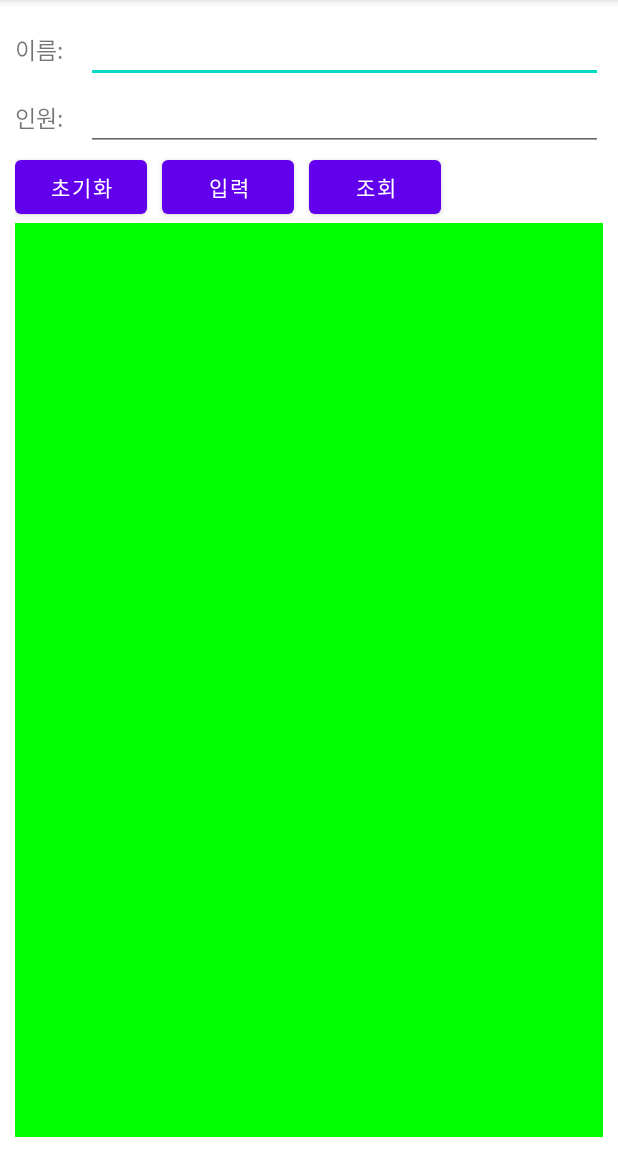
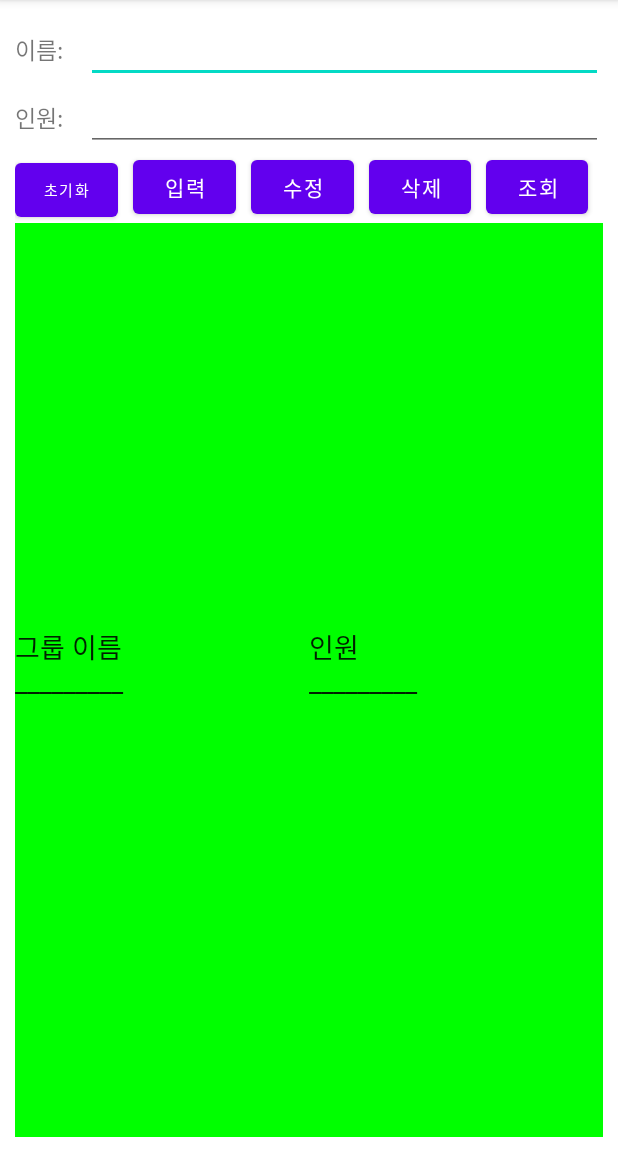
Before and after one commit to khjkhj0329/Project12_2, an Android app: the screen it shows after launch (MainActivity), after a tap on "초기화", on a phone screen of 412 x 824 dp, the part 84-1236 px from its top. Run offline under Robolectric (Android 15) with nearby library versions, the phone set to English and light mode, and no system bars.

Commit message:
edit MainActivity.java(직접풀어보기12_2) Commit

```diff
--- a/app/src/main/java/kr/hs/emirim/w2029/project12_2/MainActivity.java
+++ b/app/src/main/java/kr/hs/emirim/w2029/project12_2/MainActivity.java
@@ -29,13 +29,34 @@ public class MainActivity extends AppCompatActivity {
         Button btnInit = findViewById(R.id.btn_init);
         Button btnInput = findViewById(R.id.btn_input);
         Button btnSearch = findViewById(R.id.btn_search);
+        Button btnUpdate = findViewById(R.id.btn_update);
+        Button btnDelete = findViewById(R.id.btn_delete);
 
+        btnUpdate.setOnClickListener(new View.OnClickListener() {
+            @Override
+            public void onClick(View view) {
+                db = dbHelper.getWritableDatabase();
+                db.execSQL("update groupTB set count = "+editCount.getText().toString()+ " where name='"+editName.getText().toString()+"';");
+                selectDB();
+                db.close();
+            }
+        });
+        btnDelete.setOnClickListener(new View.OnClickListener() {
+            @Override
+            public void onClick(View view) {
+                db = dbHelper.getWritableDatabase();
+                db.execSQL("delete from groupTB where name='"+editName.getText().toString()+"';");
+                selectDB();
+                db.close();
+            }
+        });
         dbHelper = new MyDBHelper(this);
         btnInit.setOnClickListener(new View.OnClickListener() {
             @Override
             public void onClick(View view) {
                 db = dbHelper.getWritableDatabase();
                 dbHelper.onUpgrade(db, 1, 2);
+                selectDB();
                 db.close();
             }
         });
@@ -44,6 +65,7 @@ public class MainActivity extends AppCompatActivity {
             public void onClick(View view) {
                 db = dbHelper.getWritableDatabase();
                 db.execSQL("insert into groupTB values('"+editName.getText().toString()+"', "+editCount.getText().toString()+");");
+                selectDB();
                 db.close();
                 Toast.makeText(getApplicationContext(), "정상적으로 행이 삽입 되었습니다", Toast.LENGTH_SHORT).show();
             }
@@ -62,10 +84,26 @@ public class MainActivity extends AppCompatActivity {
                 editNameResult.setText(strName);
                 editCountResult.setText(strCount);
 
+                selectDB();
                 cursor.close();
                 db.close();
             }
         });
+    }
+    public void selectDB(){
+        db = dbHelper.getReadableDatabase();
+        Cursor cursor = db.rawQuery("select * from groupTB;", null);
+        String strName = "그룹 이름\r\n_________\r\n";
+        String strCount = "인원\r\n_________\r\n";
+        while (cursor.moveToNext()){
+            strName += cursor.getString(0) + "\r\n";
+            strCount += cursor.getInt(1) + "\r\n";
+        }
+        editNameResult.setText(strName);
+        editCountResult.setText(strCount);
+
+        cursor.close();
+        db.close();
     }
     public class MyDBHelper extends SQLiteOpenHelper{
 
--- a/app/src/main/res/layout/activity_main.xml
+++ b/app/src/main/res/layout/activity_main.xml
@@ -48,20 +48,39 @@
         android:layout_height="wrap_content">
         <Button
             android:id="@+id/btn_init"
+            android:layout_weight="1"
             android:layout_width="wrap_content"
             android:layout_height="wrap_content"
             android:layout_marginRight="10dp"
+            android:textSize="10sp"
             android:text="@string/btn_init"/>
         <Button
             android:id="@+id/btn_input"
+            android:layout_weight="1"
             android:layout_width="wrap_content"
             android:layout_height="wrap_content"
             android:layout_marginRight="10dp"
             android:text="@string/btn_input"/>
         <Button
             android:id="@+id/btn_search"
+            android:layout_weight="1"
             android:layout_width="wrap_content"
             android:layout_height="wrap_content"
+            android:layout_marginRight="10dp"
+            android:text="@string/btn_upgrade"/>
+        <Button
+            android:id="@+id/btn_update"
+            android:layout_weight="1"
+            android:layout_width="wrap_content"
+            android:layout_height="wrap_content"
+            android:layout_marginRight="10dp"
+            android:text="@string/btn_delete"/>
+        <Button
+            android:id="@+id/btn_delete"
+            android:layout_weight="1"
+            android:layout_width="wrap_content"
+            android:layout_height="wrap_content"
+            android:layout_marginRight="10dp"
             android:text="@string/btn_search"/>
     </LinearLayout>
     <LinearLayout
--- a/app/src/main/res/values/strings.xml
+++ b/app/src/main/res/values/strings.xml
@@ -5,5 +5,7 @@
     <string name="btn_init">초기화</string>
     <string name="btn_input">입력</string>
     <string name="btn_search">조회</string>
+    <string name="btn_delete">삭제</string>
+    <string name="btn_upgrade">수정</string>
 
 </resources>
```
